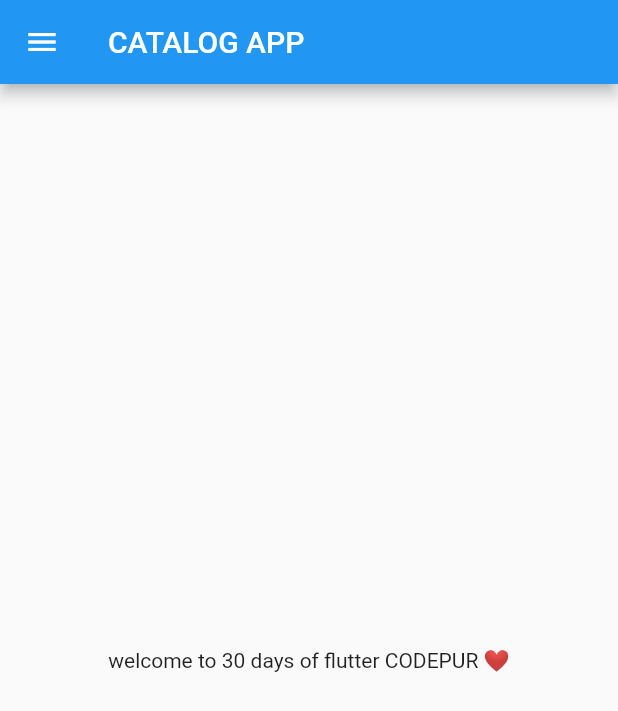
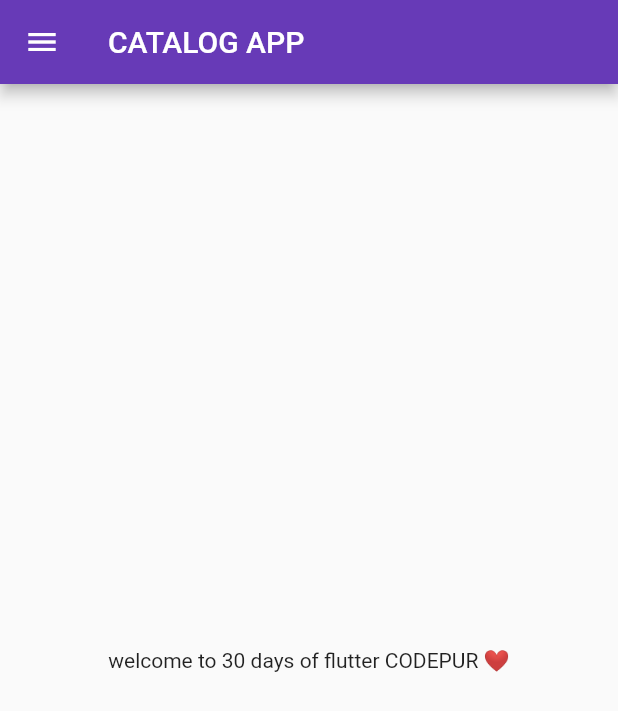
Before and after one commit to ashishmaithani17/FLUTTER, a Flutter app: the screen it shows after launch, on a phone screen of 412 x 824 dp. Shown: the top 711 px of the screen. Run offline on Flutter 3.47's test engine with Material 2 defaults, Android fonts, the phone set to English and light mode, and no system bars.

Commit message:
day 3 complete

```diff
--- a/lib/main.dart
+++ b/lib/main.dart
@@ -1,5 +1,6 @@
 import 'package:flutter/material.dart';
-import 'package:flutter_application_1/home_page.dart';
+import 'package:flutter_application_1/pages/home_page.dart';
+import 'package:flutter_application_1/pages/login_page.dart';
 
 
 void main() {
@@ -13,7 +14,20 @@ class Myapp extends StatelessWidget {
   Widget build(BuildContext context) {
     // ignore: prefer_const_constructors
     return MaterialApp(
-      home: homepage(),
+      // home: homepage(),
+      themeMode: ThemeMode.light,
+      theme: ThemeData( primarySwatch: Colors.deepPurple
+      ),
+      darkTheme: ThemeData(brightness: Brightness.dark,
+      ),
+
+      initialRoute: "/home",
+
+      routes: {
+        "/": (context) =>loginpage(),
+        "/home" : (context)=> homepage(),
+        "/login": (context) =>loginpage()
+      },
     );
   }
 }
```
Also changed, not shown: lib/pages/login_page.dart (added, +19 -0 lines), lib/pages/home_page.dart (renamed from lib/home_page.dart).
